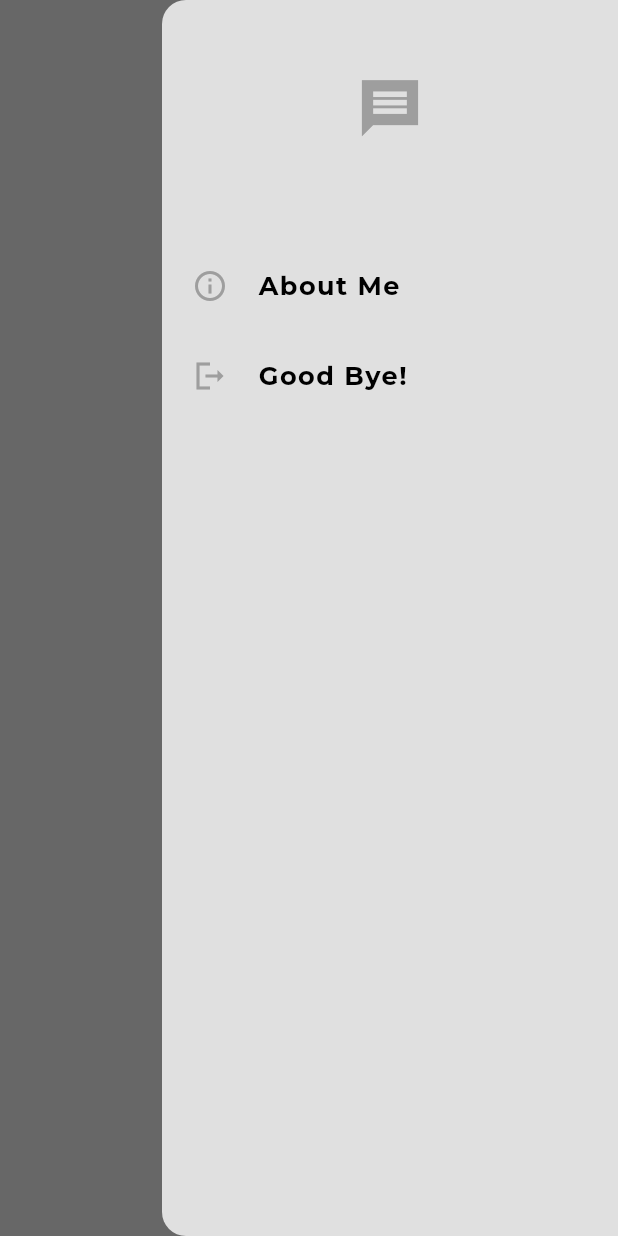
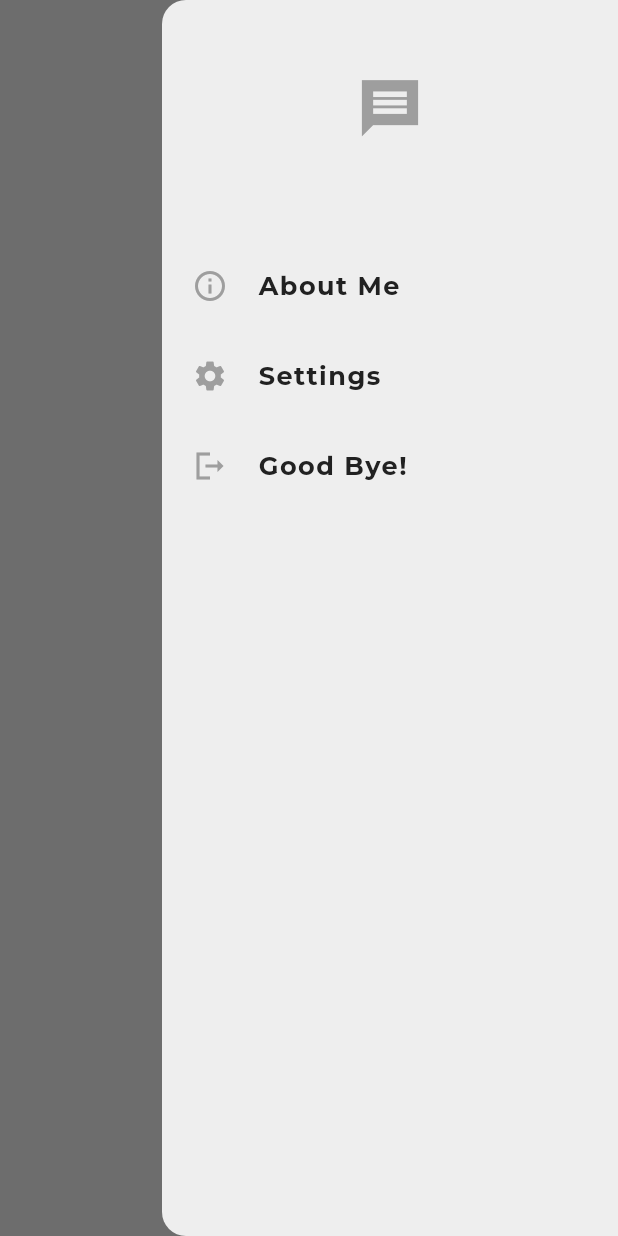
Before and after one commit to igmoiiz/social-chat-application, a Flutter app: the InterfacePage screen opened directly, with the side drawer open, on a phone screen of 412 x 824 dp. Run offline on Flutter 3.47's test engine with Material 3 defaults, Android fonts, the phone set to English and light mode, and no system bars; our stand-ins replace cloud_firestore, firebase_auth, firebase_core, fluttertoast, google_fonts; accounts and stored records are empty.

Commit message:
Chatting functionality added along with Dark Theme

```diff
--- a/lib/Authentication/sign_up.dart
+++ b/lib/Authentication/sign_up.dart
@@ -48,7 +48,7 @@ class _SignUpPageState extends State<SignUpPage> {
           });
           Utils().toastMessage(error.toString());
         });
-        print('signup logic invoked');
+
       } catch (e) {
         showDialog(
           context: context,
@@ -58,7 +58,7 @@ class _SignUpPageState extends State<SignUpPage> {
             );
           },
         );
-        print('signup error invoked');
+
       }
     } else {
       showDialog(
--- a/lib/Components/button.dart
+++ b/lib/Components/button.dart
@@ -43,8 +43,8 @@ class _FlatButtonState extends State<FlatButton> {
               ),
               Text(
                 widget.text,
-                style: const TextStyle(
-                  color: Colors.black,
+                style: TextStyle(
+                  color: Theme.of(context).colorScheme.inversePrimary,
                   fontWeight: FontWeight.bold,
                   letterSpacing: 1,
                   fontSize: 17,
--- a/lib/Components/my_textfield.dart
+++ b/lib/Components/my_textfield.dart
@@ -1,3 +1,5 @@
+// ignore_for_file: prefer_typing_uninitialized_variables
+
 import 'package:flutter/material.dart';
 
 // ignore: must_be_immutable
--- a/lib/Interface/interface.dart
+++ b/lib/Interface/interface.dart
@@ -1,6 +1,10 @@
 import 'package:communication/Authentication/sign_in.dart';
 import 'package:communication/Components/button.dart';
+import 'package:communication/Components/user_tile.dart';
+import 'package:communication/Interface/chat_page.dart';
+import 'package:communication/Interface/settings.dart';
 import 'package:communication/Utilities/Services/Authentication%20Services/auth_services.dart';
+import 'package:communication/Utilities/Services/Chat%20Services/chat_services.dart';
 import 'package:communication/Utilities/utils.dart';
 import 'package:flutter/material.dart';
 
@@ -26,13 +30,26 @@ class _InterfacePageState extends State<InterfacePage> {
     });
   }
 
+  //  chat and authentication services
+  final AuthServices authServices = AuthServices();
+  final chatServices = ChatServices();
+
   @override
   Widget build(BuildContext context) {
     return Scaffold(
+      backgroundColor: Theme.of(context).colorScheme.surface,
       appBar: AppBar(
+        backgroundColor: Colors.transparent,
+        elevation: 0,
+        foregroundColor: Theme.of(context).colorScheme.primary,
         automaticallyImplyLeading: false,
         centerTitle: true,
-        title: const Text('Interface Page'),
+        title: const Text(
+          'HOME',
+          style: TextStyle(
+            letterSpacing: 4,
+          ),
+        ),
       ),
       endDrawer: Drawer(
         child: SafeArea(
@@ -51,6 +68,14 @@ class _InterfacePageState extends State<InterfacePage> {
                 onPressed: () {},
               ),
               FlatButton(
+                iconB: Icons.settings,
+                text: 'Settings',
+                onPressed: () {
+                  Navigator.of(context).push(MaterialPageRoute(
+                      builder: (context) => const SettingsPage()));
+                },
+              ),
+              FlatButton(
                 iconB: Icons.logout_sharp,
                 text: 'Good Bye!',
                 onPressed: () {
@@ -61,6 +86,68 @@ class _InterfacePageState extends State<InterfacePage> {
           ),
         ),
       ),
+      //  body
+      body: _buildUserList(),
     );
   }
+
+  // for building a stream of users
+  Widget _buildUserList() {
+    return StreamBuilder(
+      stream: chatServices.getUserStream(),
+      builder: (context, snapshot) {
+        //  errors
+        if (snapshot.hasError) {
+          return Text('Exception Caught! ${snapshot.error.toString()}');
+        }
+        //  loading
+        else if (!snapshot.hasData) {
+          return const Column(
+            children: [
+              Align(
+                  alignment: Alignment.center,
+                  child: CircularProgressIndicator()),
+              Align(
+                  alignment: Alignment.center,
+                  child: Text('Loading Please Wait!')),
+            ],
+          );
+        }
+        //  return list view
+        else {
+          return ListView(
+            children: snapshot.data!
+                .map<Widget>(
+                    (userData) => _buildUserListItem(userData, context))
+                .toList(),
+          );
+        }
+      },
+    );
+  }
+
+  //for building individual list tiles
+  Widget _buildUserListItem(
+      Map<String, dynamic> userData, BuildContext context) {
+    //  display all users except current user
+    if (userData['email'] != authServices.getCurrentUser()!.email) {
+      return UserTile(
+        text: userData['email'],
+        onTap: () {
+          //  navigate to chat screen
+          //tap on the user  ->  go to chat page
+          Navigator.of(context).push(
+            MaterialPageRoute(
+              builder: (context) => ChatPage(
+                receiverEmail: userData['email'],
+                receiverId: userData['uid'],
+              ),
+            ),
+          );
+        },
+      );
+    } else {
+      return Container();
+    }
+  }
 }
--- /dev/null
+++ b/lib/Models/messages.dart
@@ -0,0 +1,30 @@
+import 'package:cloud_firestore/cloud_firestore.dart';
+
+class Message {
+  //  variables
+  final String senderId;
+  final String senderEmail;
+  final String receiverId;
+  final String message;
+  final Timestamp timeStamp;
+
+  //  constructor
+  Message({
+    required this.senderId,
+    required this.senderEmail,
+    required this.receiverId,
+    required this.message,
+    required this.timeStamp,
+  });
+
+  //  convert all the information and variables to a Map
+  Map<String, dynamic> toMap() {
+    return {
+      'senderId': senderId,
+      'senderEmail': senderEmail,
+      'receiverId': receiverId,
+      'messages': message,
+      'timeStamp': timeStamp,
+    };
+  }
+}
--- /dev/null
+++ b/lib/Provider/theme_provider.dart
@@ -0,0 +1,26 @@
+import 'package:communication/Themes/themes.dart';
+import 'package:flutter/material.dart';
+
+class ThemeProvider extends ChangeNotifier {
+  //  variables and instances
+  ThemeData _themeData = lightMode;
+  //  getters
+  ThemeData get themeData => _themeData;
+
+  bool get isDarkMode => _themeData == darkMode;
+
+  //  methods
+  set themeData(ThemeData themeData) {
+    _themeData = themeData;
+    notifyListeners();
+  }
+
+  void toggleTheme() {
+    if (_themeData == lightMode) {
+      themeData = darkMode;
+    } else {
+      themeData = lightMode;
+    }
+    notifyListeners();
+  }
+}
--- a/lib/Themes/themes.dart
+++ b/lib/Themes/themes.dart
@@ -6,12 +6,24 @@ ThemeData lightMode = ThemeData(
   fontFamily: GoogleFonts.montserrat().fontFamily,
   brightness: Brightness.light,
   colorScheme: ColorScheme.light(
-    surface: Colors.grey.shade300,
+    surface: Colors.grey.shade200,
     primary: Colors.grey.shade500,
-    secondary: Colors.grey.shade200,
+    secondary: Colors.grey.shade300,
     tertiary: Colors.white,
     inversePrimary: Colors.grey.shade900,
   ),
 );
 
 // Dark Mode
+
+ThemeData darkMode = ThemeData(
+  fontFamily: GoogleFonts.montserrat().fontFamily,
+  brightness: Brightness.dark,
+  colorScheme: ColorScheme.dark(
+    surface: Colors.grey.shade900,
+    primary: Colors.grey.shade600,
+    secondary: Colors.grey.shade800,
+    tertiary: Colors.white,
+    inversePrimary: Colors.grey.shade300,
+  ),
+);
--- a/lib/Utilities/controllers.dart
+++ b/lib/Utilities/controllers.dart
@@ -7,6 +7,7 @@ class InputControllers {
   final TextEditingController nameController = TextEditingController();
   final TextEditingController confirmPasswordController =
       TextEditingController();
+  final TextEditingController textController = TextEditingController();
 
   //  Global Form Key Reference
   final formKey = GlobalKey<FormState>();
--- a/lib/consts.dart
+++ b/lib/consts.dart
@@ -1,3 +1,5 @@
+// ignore_for_file: non_constant_identifier_names, constant_identifier_names
+
 final RegExp EMAIL_VALIDATION_REGEX =
     RegExp(r"^[\w-\.]+@([\w-]+\.)+[\w-]{2,4}$");
 
@@ -6,5 +8,5 @@ final RegExp PASSWORD_VALIDATION_REGEX =
 
 final RegExp NAME_VALIDATION_REGEX = RegExp(r"\b([A-ZÀ-ÿ][-,a-z. ']+[ ]*)+");
 
-final String PLACEHOLDER_PFP =
+const String PLACEHOLDER_PFP =
     "https://t3.ftcdn.net/jpg/05/16/27/58/360_F_516275801_f3Fsp17x6HQK0xQgDQEELoTuERO4SsWV.jpg";
```
Also changed, not shown: lib/Components/chat_bubble.dart (added, +31 -0 lines), lib/Components/user_tile.dart (added, +38 -0 lines), lib/Interface/chat_page.dart (added, +163 -0 lines), lib/Interface/settings.dart (added, +67 -0 lines), lib/Utilities/Services/Authentication Services/auth_services.dart (+25 -0 lines), lib/Utilities/Services/Chat Services/chat_services.dart (+41 -0 lines), lib/main.dart (+11 -4 lines).
